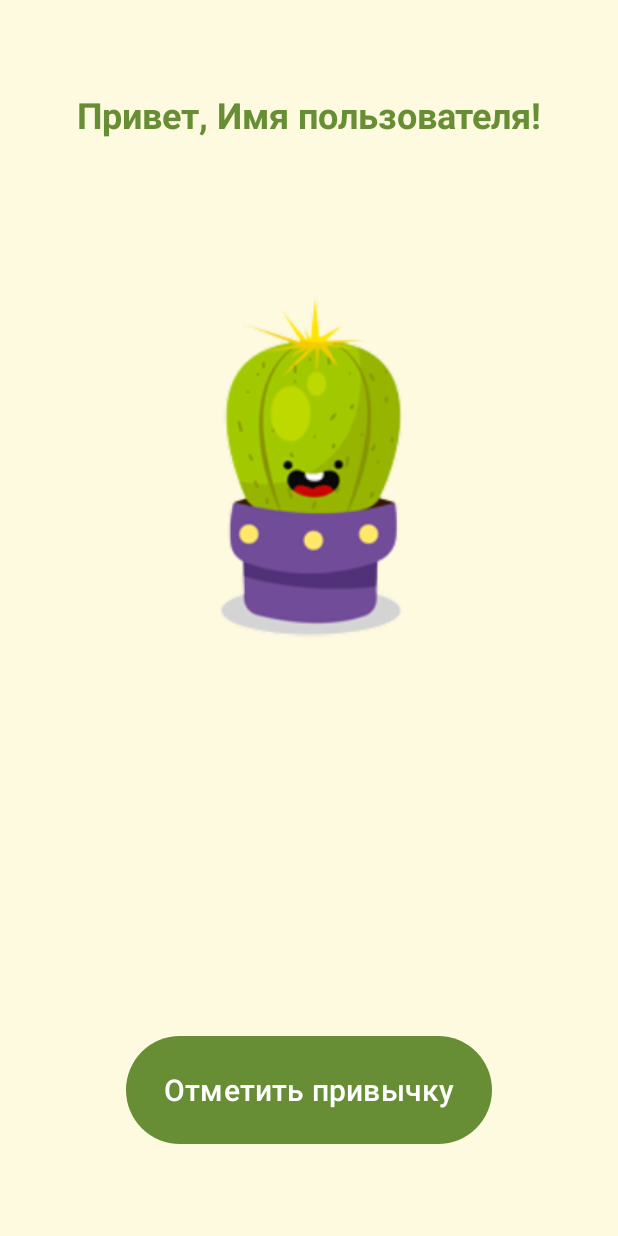
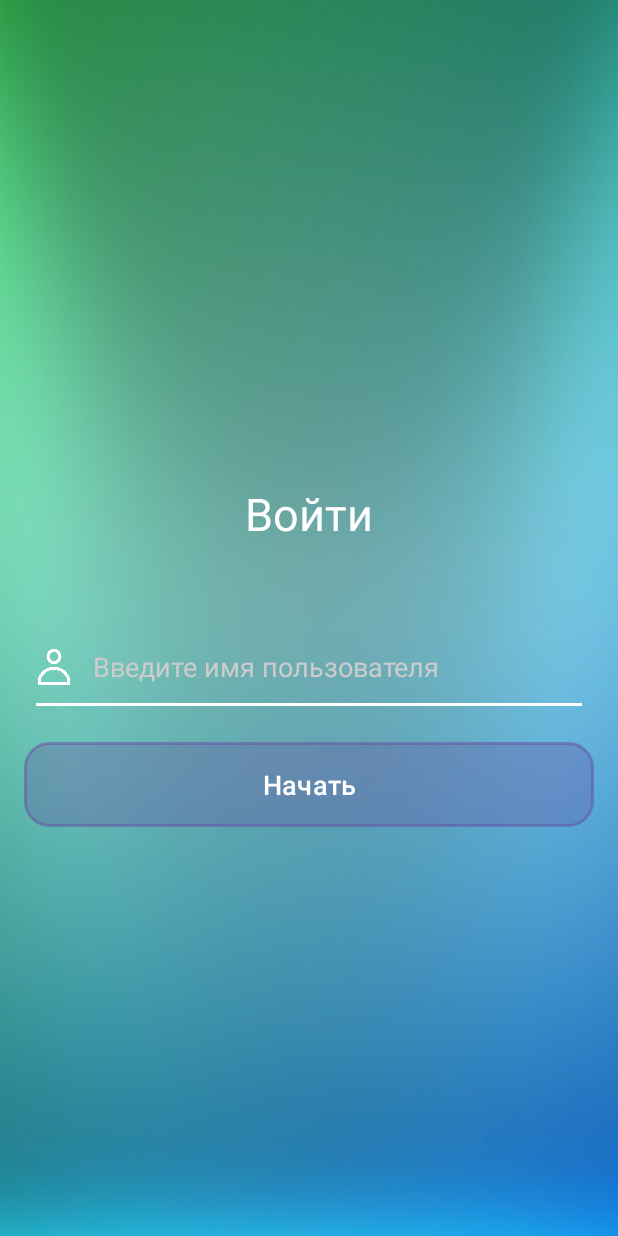
Before and after one commit to veronika-lalala/Habit_app, an Android app: the screen it shows after launch (MainActivity before the commit, RegistrationActivity after it), on a phone screen of 412 x 824 dp. Run offline under Robolectric (Android 15) with nearby library versions, the phone set to English and light mode, and no system bars.

Commit message:
Реализована регистрация пользователя(состояние сохраняется при закрытии приложения)

```diff
--- a/app/src/main/java/com/example/myappp/MainActivity.java
+++ b/app/src/main/java/com/example/myappp/MainActivity.java
@@ -1,9 +1,9 @@
 package com.example.myappp;
 
 import android.content.Intent;
+import android.content.SharedPreferences;
 import android.os.Bundle;
-import android.view.View;
-import android.widget.Button;
+import android.widget.TextView;
 
 import androidx.activity.EdgeToEdge;
 import androidx.appcompat.app.AppCompatActivity;
@@ -16,24 +16,47 @@ public class MainActivity extends AppCompatActivity {
     @Override
     protected void onCreate(Bundle savedInstanceState) {
         super.onCreate(savedInstanceState);
+
+        // Проверка, зарегистрирован ли пользователь
+        if (!isUserRegistered()) {
+            // Если пользователь не зарегистрирован, перенаправляем на RegistrationActivity
+            Intent intent = new Intent(this, RegistrationActivity.class);
+            startActivity(intent);
+            finish(); // Закрываем MainActivity
+            return;
+        }
+        // Если пользователь зарегистрирован, продолжаем загрузку MainActivity
         EdgeToEdge.enable(this);
         setContentView(R.layout.activity_main);
+
         ViewCompat.setOnApplyWindowInsetsListener(findViewById(R.id.main), (v, insets) -> {
             Insets systemBars = insets.getInsets(WindowInsetsCompat.Type.systemBars());
             v.setPadding(systemBars.left, systemBars.top, systemBars.right, systemBars.bottom);
             return insets;
+        });
 
-        });
-        Button buttonOpenSecondActivity = findViewById(R.id.button_open_habit_list_activity);
+        // Загрузка имени пользователя из SharedPreferences
+        String realName = loadUserName();
 
-        // Установка обработчика нажатия
-        buttonOpenSecondActivity.setOnClickListener(new View.OnClickListener() {
-            @Override
-            public void onClick(View v) {
-                // Код для перехода на другую активность
-                Intent intent = new Intent(MainActivity.this, HabitListActivity.class);
-                startActivity(intent);
-            }
+        // Находим TextView и устанавливаем приветствие
+        TextView textViewGreeting = findViewById(R.id.textView_greeting);
+        textViewGreeting.setText("Привет, " + realName + "!");
+
+        findViewById(R.id.button_open_habit_list_activity).setOnClickListener(v -> {
+            Intent intent = new Intent(MainActivity.this, HabitListActivity.class);
+            startActivity(intent);
         });
     }
+
+    /**Метод для проверки, зарегистрирован ли пользователь*/
+    private boolean isUserRegistered() {
+        SharedPreferences preferences = getSharedPreferences("UserData", MODE_PRIVATE);
+        return preferences.contains("username");
+    }
+
+    /**Метод для загрузки имени пользователя из SharedPreferences*/
+    private String loadUserName() {
+        SharedPreferences preferences = getSharedPreferences("UserData", MODE_PRIVATE);
+        return preferences.getString("username", "Гость"); // "Гость" — значение по умолчанию
+    }
 }
--- /dev/null
+++ b/app/src/main/java/com/example/myappp/RegistrationActivity.java
@@ -0,0 +1,49 @@
+package com.example.myappp;
+
+import android.content.Intent;
+import android.content.SharedPreferences;
+import android.os.Bundle;
+import android.view.View;
+import android.widget.Button;
+import android.widget.EditText;
+import android.widget.Toast;
+
+import androidx.appcompat.app.AppCompatActivity;
+
+public class RegistrationActivity extends AppCompatActivity {
+
+    private EditText editTextUsername;
+
+    @Override
+    protected void onCreate(Bundle savedInstanceState) {
+        super.onCreate(savedInstanceState);
+        setContentView(R.layout.activity_registration);
+
+        editTextUsername = findViewById(R.id.editText_username);
+        Button buttonRegister = findViewById(R.id.button_register);
+
+        // Установка обработчика нажатия на кнопку регистрации
+        buttonRegister.setOnClickListener(v -> {
+            String username = editTextUsername.getText().toString();
+
+            if (username.isEmpty()) {
+                Toast.makeText(RegistrationActivity.this, "Заполните все поля", Toast.LENGTH_SHORT).show();
+            } else {
+                saveUserCredentials(username);
+
+                // Переход к MainActivity после успешной регистрации
+                Intent intent = new Intent(RegistrationActivity.this, MainActivity.class);
+                startActivity(intent);
+                finish(); // Закрытие текущей активности
+            }
+        });
+    }
+
+    /** Метод для сохранения данных пользователя в SharedPreferences*/
+    private void saveUserCredentials(String username) {
+        SharedPreferences preferences = getSharedPreferences("UserData", MODE_PRIVATE);
+        preferences.edit()
+                .putString("username", username)
+                .apply();
+    }
+}
--- /dev/null
+++ b/app/src/main/res/drawable/rounded_background.xml
@@ -0,0 +1,13 @@
+<!-- res/drawable/rounded_background.xml -->
+<shape xmlns:android="http://schemas.android.com/apk/res/android"
+    android:shape="rectangle">
+
+    <solid android:color="#544CAF50" />
+
+    <stroke
+        android:width="2dp"
+        android:color="#84000000" />
+
+    <corners android:radius="16dp" />
+
+</shape>
--- a/app/src/main/res/layout/activity_main.xml
+++ b/app/src/main/res/layout/activity_main.xml
@@ -9,23 +9,22 @@
     tools:context=".MainActivity">
 
     <TextView
+        android:id="@+id/textView_greeting"
         android:layout_width="wrap_content"
+        android:layout_height="wrap_content"
         android:layout_margin="60dp"
-        android:layout_height="wrap_content"
-        android:text="Привет, Имя пользователя!"
         android:textColor="@color/green"
         android:textSize="24sp"
+        android:textStyle="bold"
         app:layout_constraintLeft_toLeftOf="parent"
-        app:layout_constraintTop_toTopOf="parent"
         app:layout_constraintRight_toRightOf="parent"
-        android:textStyle="bold"
-         />
+        app:layout_constraintTop_toTopOf="parent" />
 
     <ImageView
         android:id="@+id/myImageView"
         android:layout_width="190dp"
         android:layout_height="263dp"
-        android:src="@drawable/cactus"
+        android:src="@drawable/frog"
         app:layout_constraintBottom_toBottomOf="parent"
         app:layout_constraintEnd_toEndOf="parent"
         app:layout_constraintHorizontal_bias="0.538"
--- /dev/null
+++ b/app/src/main/res/layout/activity_registration.xml
@@ -0,0 +1,74 @@
+<?xml version="1.0" encoding="utf-8"?>
+<LinearLayout xmlns:android="http://schemas.android.com/apk/res/android"
+    xmlns:app="http://schemas.android.com/apk/res-auto"
+    android:layout_width="match_parent"
+    android:layout_height="match_parent"
+    android:background="@drawable/register_background"
+    android:gravity="center"
+    android:orientation="vertical"
+    android:padding="16dp">
+
+
+    <TextView
+        android:layout_width="wrap_content"
+        android:layout_height="wrap_content"
+        android:layout_gravity="center_horizontal"
+        android:layout_margin="50dp"
+        android:text="@string/log_in"
+        android:textColor="#FFFFFF"
+        android:textSize="30sp" />
+
+    <LinearLayout
+        android:layout_width="match_parent"
+        android:layout_height="wrap_content"
+        android:orientation="vertical"
+        android:padding="8dp">
+
+        <LinearLayout
+            android:layout_width="match_parent"
+            android:layout_height="wrap_content"
+            android:orientation="horizontal"
+            android:gravity="center_vertical">
+
+            <ImageView
+                android:layout_width="24dp"
+                android:layout_height="24dp"
+                android:src="@drawable/ic_person"
+                android:layout_marginEnd="6dp"
+                app:tint="#FFFFFF" />
+
+            <EditText
+                android:id="@+id/editText_username"
+                android:layout_width="0dp"
+                android:layout_height="wrap_content"
+                android:layout_weight="1"
+                android:autofillHints=""
+                android:background="@null"
+                android:hint="@string/user_name"
+                android:inputType="text"
+                android:minHeight="48dp"
+                android:padding="8dp"
+                android:textColor="#FFFFFF"
+                android:textColorHint="#CCCCCC"
+                android:text="" />
+        </LinearLayout>
+
+        <View
+            android:layout_width="match_parent"
+            android:layout_height="2dp"
+            android:background="#FFFFFF" />
+    </LinearLayout>
+
+    <Button
+        android:id="@+id/button_register"
+        android:layout_width="match_parent"
+        android:layout_height="wrap_content"
+        android:padding="12dp"
+        android:text="@string/register"
+        android:textColor="#FFFFFF"
+        android:textSize="18sp"
+        android:layout_marginTop="16dp"
+        android:background="@drawable/rounded_background"
+
+        />
+</LinearLayout>
--- a/app/src/main/res/values/strings.xml
+++ b/app/src/main/res/values/strings.xml
@@ -3,4 +3,7 @@
     <string name="mark_habit">Отметить привычку</string>
     <string name="plus_button">Добавить новую привычку</string>
     <string name="habits">Ваши привычки</string>
+    <string name="user_name">Введите имя пользователя</string>
+    <string name="register">Начать</string>
+    <string name="log_in">Войти</string>
 </resources>
```
Also changed, not shown: app/src/main/AndroidManifest.xml (+9 -3 lines), app/src/main/java/com/example/myappp/HabitListActivity.java (+28 -4 lines), app/src/main/res/layout/activity_habit_list.xml (+12 -0 lines), app/src/main/res/layout/habit_item.xml (added, +11 -0 lines), app/src/main/res/drawable/frog.png (added), app/src/main/res/drawable/ic_person.png (added), app/src/main/res/drawable/register_background.png (added).
